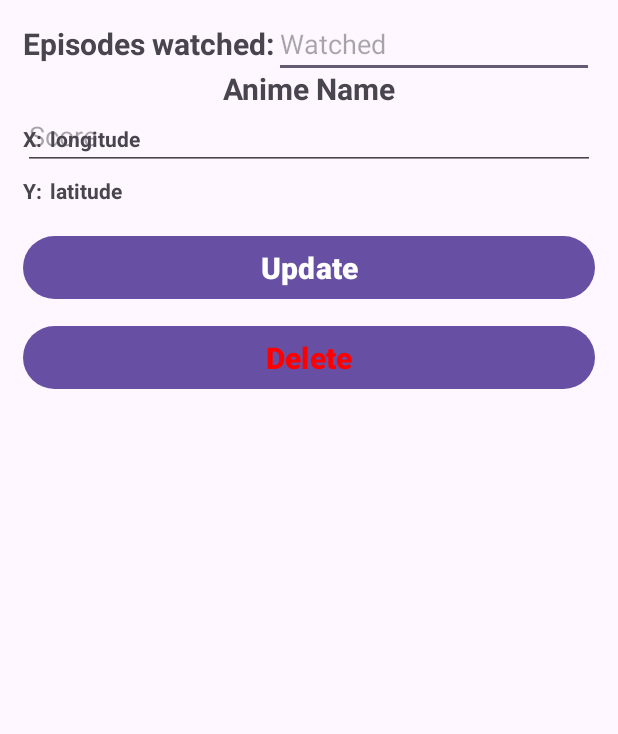
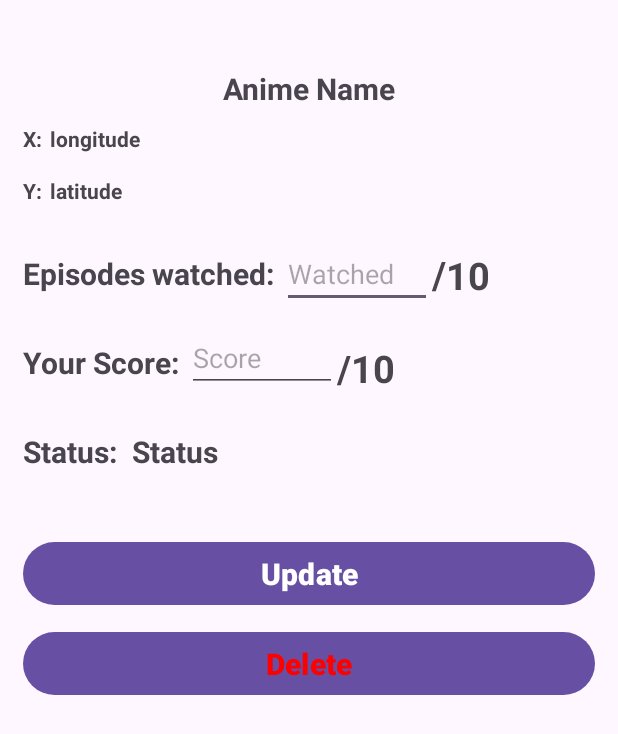
Before and after one commit to CinekTV/mobilne-projekt, an Android app: the UpdateActivity screen opened directly, with no data from a screen before it, on a phone screen of 412 x 824 dp. Shown: the top 734 px of the screen. Run offline under Robolectric (Android 15) with nearby library versions, the phone set to English and light mode, and no system bars.

Commit message:
DziałÄa całośc prawie

```diff
--- a/app/src/main/AndroidManifest.xml
+++ b/app/src/main/AndroidManifest.xml
@@ -24,11 +24,11 @@
             android:name=".UserProfile"
             android:exported="false"
             android:label="Test"
-            android:parentActivityName=".Localization" />
+            android:parentActivityName=".MainActivity" />
         <activity
             android:name=".AddAdnime"
             android:exported="false"
-            android:parentActivityName=".Localization" />
+            android:parentActivityName=".MainActivity" />
         <activity
             android:name=".Localization"
             android:exported="false"
--- a/app/src/main/java/pl/edu/pb/projektsystemymobilne/AnimeDetails.java
+++ b/app/src/main/java/pl/edu/pb/projektsystemymobilne/AnimeDetails.java
@@ -101,13 +101,11 @@ public class AnimeDetails extends AppCompatActivity {
                                                     b.putDouble("X",longitude);
                                                     b.putDouble("Y", latitude);
                                                     b.putString("title", intent.getStringExtra("title"));
-
-                                                    //Tutaj trzebe będzie dorzucić jeszcze takie zmienne:
-                                                    //Po prstu dodać ile odcinkó am to anime
-                                                    b.putInt("MAXep", 12); //
+                                                    b.putInt("episodes", episodes);
 
                                                     intent_new.putExtras(b);
                                                     startActivity(intent_new);
+                                                    finish();
                                                 }
                                             }
                                         }, Looper.getMainLooper());
--- a/app/src/main/java/pl/edu/pb/projektsystemymobilne/UpdateActivity.java
+++ b/app/src/main/java/pl/edu/pb/projektsystemymobilne/UpdateActivity.java
@@ -10,14 +10,16 @@ import android.text.InputFilter;
 import android.view.View;
 import android.widget.Button;
 import android.widget.EditText;
+import android.widget.TextView;
 import android.widget.Toast;
 
 public class UpdateActivity extends AppCompatActivity {
 
-    EditText id_input, name_input, score_input;
+    EditText id_input, name_input, score_input, ep_input;
     Button update_button, delete_button;
 
-    String mainID, id, name, score;
+    String mainID, id, name, score, episodes_watched, episodes_max, cordX_txt, cordY_txt ;
+    TextView status, maxep, cordX, cordY, anime_name;
 
     @Override
     protected void onCreate(Bundle savedInstanceState) {
@@ -27,11 +29,19 @@ public class UpdateActivity extends AppCompatActivity {
         //id_input = findViewById(R.id.animeID_text2);
         name_input = findViewById(R.id.animeName_text2);
         score_input = findViewById(R.id.score_text2);
-        score_input.setFilters(new InputFilter[]{new MinMaxFilter("1", "10")});
+        maxep = findViewById(R.id.outOfEpisodes);
+        status = findViewById(R.id.anime_status);
+        cordX = findViewById(R.id.text_displayX_cord);
+        cordY = findViewById(R.id.text_displayY_cord);
+        anime_name = findViewById(R.id.animeName_display2);
+        ep_input = findViewById(R.id.watched_episodes2);
+        getAndSetIntentData();
+
+
         update_button = findViewById(R.id.update_button);
         delete_button = findViewById(R.id.delete_button);
 
-        getAndSetIntentData();
+        score_input.setFilters(new InputFilter[]{new MinMaxFilter("1", "10")});
 
         ActionBar ab = getSupportActionBar();
         if (ab != null) {
@@ -41,9 +51,14 @@ public class UpdateActivity extends AppCompatActivity {
         update_button.setOnClickListener(v -> {
             MyDatabaseHelper myDB = new MyDatabaseHelper(UpdateActivity.this);
             //id = id_input.getText().toString().trim();
-            name =  name_input.getText().toString().trim();
+            name =  anime_name.getText().toString().trim();
             score = score_input.getText().toString().trim();
-            myDB.updateData(mainID, name, score);
+            cordX_txt = cordX.getText().toString().trim();
+            cordY_txt = cordY.getText().toString().trim();
+            episodes_watched = ep_input.getText().toString().trim();
+            episodes_max = maxep.getText().toString().trim();
+            myDB.updateData(mainID, name, score, cordX_txt, cordY_txt, episodes_watched, episodes_max);
+            finish();
         });
 
         delete_button.setOnClickListener(new View.OnClickListener() {
@@ -63,11 +78,28 @@ public class UpdateActivity extends AppCompatActivity {
             //id = getIntent().getStringExtra("id");
             name = getIntent().getStringExtra("name");
             score = getIntent().getStringExtra("score");
+            cordX_txt = getIntent().getStringExtra("X");
+            cordY_txt = getIntent().getStringExtra("Y");
+            episodes_max = getIntent().getStringExtra("episodesMax");
+            episodes_watched = getIntent().getStringExtra("episodesWat");
 
             //Setting Data
             //id_input.setText(id);
-            name_input.setText(name);
+            maxep.setText(episodes_max);
+            ep_input.setText(episodes_watched);
+            cordX.setText(cordX_txt);
+            cordY.setText(cordY_txt);
+            anime_name.setText(name);
             score_input.setText(score);
+
+            if (episodes_watched .equals(episodes_max)){
+                status.setText("Completed");
+            }else if (episodes_watched == "0"){
+                status.setText("Watchn't");
+            }else{
+                status.setText("Watching");
+            }
+
         }else{
             Toast.makeText(this, "No data.", Toast.LENGTH_SHORT).show();
         }
--- a/app/src/main/res/layout/activity_update.xml
+++ b/app/src/main/res/layout/activity_update.xml
@@ -38,8 +38,9 @@
 
     <EditText
         android:id="@+id/watched_episodes2"
-        android:layout_width="wrap_content"
+        android:layout_width="100dp"
         android:layout_height="wrap_content"
+        android:layout_marginStart="5dp"
         android:ems="10"
         android:hint="Watched"
         android:inputType="text"
@@ -49,26 +50,28 @@
 
     <EditText
         android:id="@+id/score_text2"
-        android:layout_width="match_parent"
+        android:layout_width="100dp"
         android:layout_height="wrap_content"
+        android:layout_marginStart="5dp"
         android:layout_marginTop="16dp"
         android:ems="10"
         android:hint="Score"
         android:inputType="number"
-        app:layout_constraintEnd_toEndOf="parent"
-        app:layout_constraintHorizontal_bias="0.452"
-        app:layout_constraintStart_toStartOf="parent"
-        app:layout_constraintTop_toBottomOf="@+id/watched_episodes2" />
+        app:layout_constraintBottom_toBottomOf="@+id/textView69"
+        app:layout_constraintStart_toEndOf="@+id/textView69"
+        app:layout_constraintTop_toBottomOf="@+id/watched_episodes2"
+        app:layout_constraintVertical_bias="0.473" />
 
     <Button
         android:id="@+id/update_button"
         android:layout_width="match_parent"
         android:layout_height="50dp"
-        android:layout_marginTop="40dp"
+        android:layout_marginTop="96dp"
         android:text="Update"
         android:textSize="20sp"
         android:textStyle="bold"
         app:layout_constraintEnd_toEndOf="parent"
+        app:layout_constraintHorizontal_bias="1.0"
         app:layout_constraintStart_toStartOf="parent"
         app:layout_constraintTop_toBottomOf="@+id/score_text2" />
 
@@ -141,9 +144,82 @@
         android:id="@+id/textView8"
         android:layout_width="wrap_content"
         android:layout_height="wrap_content"
+        android:layout_marginTop="32dp"
         android:text="Episodes watched:"
+        android:textSize="20sp"
         android:textStyle="bold"
+        app:layout_constraintStart_toStartOf="parent"
+        app:layout_constraintTop_toBottomOf="@+id/text_displayY" />
+
+    <TextView
+        android:id="@+id/textView69"
+        android:layout_width="wrap_content"
+        android:layout_height="wrap_content"
+        android:layout_marginTop="32dp"
+        android:text="Your Score:"
         android:textSize="20sp"
-        app:layout_constraintStart_toStartOf="parent"
-        tools:layout_editor_absoluteY="149dp" />
+        android:textStyle="bold"
+        app:layout_constraintStart_toStartOf="@+id/textView8"
+        app:layout_constraintTop_toBottomOf="@+id/textView8" />
+
+    <TextView
+        android:id="@+id/textView6922222"
+        android:layout_width="wrap_content"
+        android:layout_height="wrap_content"
+        android:layout_marginTop="32dp"
+        android:text="Status:"
+        android:textSize="20sp"
+        android:textStyle="bold"
+        app:layout_constraintStart_toStartOf="@+id/textView69"
+        app:layout_constraintTop_toBottomOf="@+id/textView69" />
+
+    <TextView
+        android:id="@+id/outOf10"
+        android:layout_width="wrap_content"
+        android:layout_height="wrap_content"
+        android:layout_marginEnd="120dp"
+        android:text="/10"
+        android:textSize="25sp"
+        android:textStyle="bold"
+        app:layout_constraintBottom_toBottomOf="@+id/textView69"
+        app:layout_constraintEnd_toEndOf="parent"
+        app:layout_constraintHorizontal_bias="0.0"
+        app:layout_constraintStart_toEndOf="@+id/score_text2"
+        app:layout_constraintTop_toTopOf="@+id/textView69"
+        app:layout_constraintVertical_bias="0.0" />
+
+    <TextView
+        android:id="@+id/outOfEpisodes"
+        android:layout_width="wrap_content"
+        android:layout_height="wrap_content"
+        android:text="10"
+        android:textSize="25sp"
+        android:textStyle="bold"
+        app:layout_constraintBottom_toBottomOf="@+id/textView8"
+        app:layout_constraintStart_toEndOf="@+id/out"
+        app:layout_constraintTop_toTopOf="@+id/textView8"
+        app:layout_constraintVertical_bias="0.428" />
+
+    <TextView
+        android:id="@+id/anime_status"
+        android:layout_width="wrap_content"
+        android:layout_height="wrap_content"
+        android:layout_marginStart="10dp"
+        android:text="Status"
+        android:textSize="20sp"
+        android:textStyle="bold"
+        app:layout_constraintBottom_toBottomOf="@+id/textView6922222"
+        app:layout_constraintStart_toEndOf="@+id/textView6922222"
+        app:layout_constraintTop_toTopOf="@+id/textView6922222" />
+
+    <TextView
+        android:id="@+id/out"
+        android:layout_width="wrap_content"
+        android:layout_height="wrap_content"
+        android:text="/"
+        android:textSize="25sp"
+        android:textStyle="bold"
+        app:layout_constraintBottom_toBottomOf="@+id/textView8"
+        app:layout_constraintStart_toEndOf="@+id/watched_episodes2"
+        app:layout_constraintTop_toTopOf="@+id/textView8" />
 </androidx.constraintlayout.widget.ConstraintLayout>
```
Also changed, not shown: app/src/main/java/pl/edu/pb/projektsystemymobilne/AddAdnime.java (+20 -2 lines), app/src/main/java/pl/edu/pb/projektsystemymobilne/CustomAdapter.java (+14 -3 lines), app/src/main/java/pl/edu/pb/projektsystemymobilne/MyDatabaseHelper.java (+8 -2 lines), app/src/main/java/pl/edu/pb/projektsystemymobilne/UserProfile.java (+6 -2 lines), app/src/main/res/layout/my_row.xml (+6 -5 lines).
